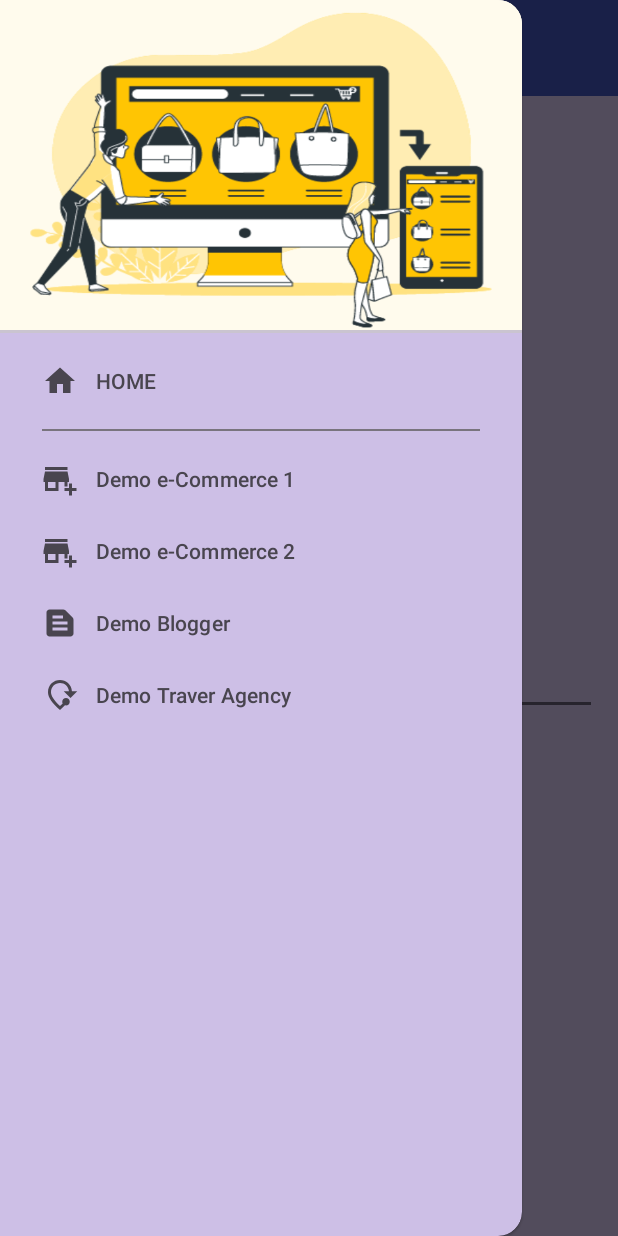
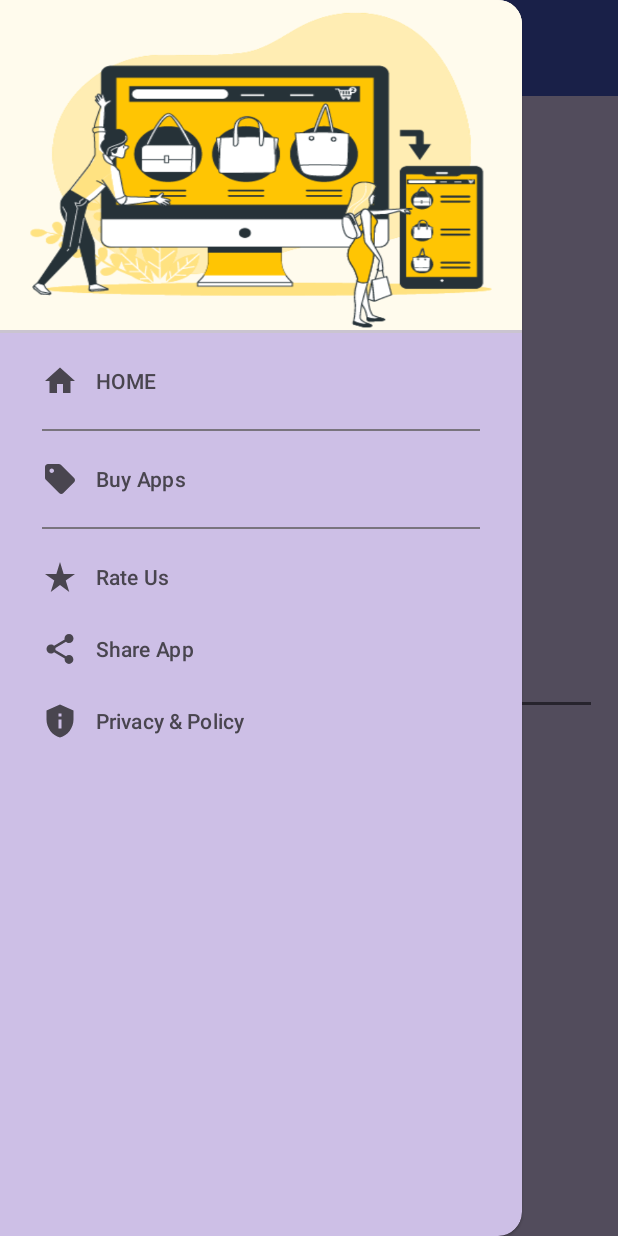
Before and after one commit to bamdyasin/webviewChecker, an Android app: the screen it shows after launch (MainActivity), with the side drawer open, on a phone screen of 412 x 824 dp. Run offline under Robolectric (Android 15) with nearby library versions, the phone set to English and light mode, and no system bars.

Commit message:
navBody Edited

```diff
--- a/app/src/main/res/drawable/baseline_add_business_24.xml
+++ /dev/null
@@ -1,7 +0,0 @@
-<vector android:height="24dp" android:tint="#000000"
-    android:viewportHeight="24" android:viewportWidth="24"
-    android:width="24dp" xmlns:android="http://schemas.android.com/apk/res/android">
-    <path android:fillColor="@android:color/white" android:pathData="M15,17h2v-3h1v-2l-1,-5H2l-1,5v2h1v6h9v-6h4V17zM9,18H4v-4h5V18z"/>
-    <path android:fillColor="@android:color/white" android:pathData="M2,4h15v2h-15z"/>
-    <path android:fillColor="@android:color/white" android:pathData="M20,18l0,-3l-2,0l0,3l-3,0l0,2l3,0l0,3l2,0l0,-3l3,0l0,-2z"/>
-</vector>
--- a/app/src/main/res/drawable/baseline_mode_of_travel_24.xml
+++ /dev/null
@@ -1,5 +0,0 @@
-<vector android:height="24dp" android:tint="#000000"
-    android:viewportHeight="24" android:viewportWidth="24"
-    android:width="24dp" xmlns:android="http://schemas.android.com/apk/res/android">
-    <path android:fillColor="@android:color/white" android:pathData="M15.31,18.9c-0.96,1 -2.06,2.03 -3.31,3.1c-5.33,-4.55 -8,-8.48 -8,-11.8C4,5.22 7.8,2 12,2c4,0 7.64,2.92 7.97,7.5l3.53,0L19,14l-4.5,-4.5l3.47,0C17.65,6.24 15.13,4 12,4c-3.35,0 -6,2.57 -6,6.2c0,2.34 1.95,5.44 6,9.14c0.64,-0.59 1.23,-1.16 1.77,-1.71c-0.17,-0.34 -0.27,-0.72 -0.27,-1.12c0,-1.38 1.12,-2.5 2.5,-2.5s2.5,1.12 2.5,2.5S17.38,19 16,19C15.76,19 15.53,18.97 15.31,18.9z"/>
-</vector>
--- /dev/null
+++ b/app/src/main/res/drawable/baseline_privacy_tip_24.xml
@@ -0,0 +1,5 @@
+<vector android:height="24dp" android:tint="#000000"
+    android:viewportHeight="24" android:viewportWidth="24"
+    android:width="24dp" xmlns:android="http://schemas.android.com/apk/res/android">
+    <path android:fillColor="@android:color/white" android:pathData="M12,1L3,5v6c0,5.55 3.84,10.74 9,12c5.16,-1.26 9,-6.45 9,-12V5L12,1L12,1zM11,7h2v2h-2V7zM11,11h2v6h-2V11z"/>
+</vector>
--- /dev/null
+++ b/app/src/main/res/drawable/baseline_sell_24.xml
@@ -0,0 +1,5 @@
+<vector android:height="24dp" android:tint="#000000"
+    android:viewportHeight="24" android:viewportWidth="24"
+    android:width="24dp" xmlns:android="http://schemas.android.com/apk/res/android">
+    <path android:fillColor="@android:color/white" android:pathData="M21.41,11.41l-8.83,-8.83C12.21,2.21 11.7,2 11.17,2H4C2.9,2 2,2.9 2,4v7.17c0,0.53 0.21,1.04 0.59,1.41l8.83,8.83c0.78,0.78 2.05,0.78 2.83,0l7.17,-7.17C22.2,13.46 22.2,12.2 21.41,11.41zM6.5,8C5.67,8 5,7.33 5,6.5S5.67,5 6.5,5S8,5.67 8,6.5S7.33,8 6.5,8z"/>
+</vector>
--- /dev/null
+++ b/app/src/main/res/drawable/baseline_share_24.xml
@@ -0,0 +1,5 @@
+<vector android:height="24dp" android:tint="#000000"
+    android:viewportHeight="24" android:viewportWidth="24"
+    android:width="24dp" xmlns:android="http://schemas.android.com/apk/res/android">
+    <path android:fillColor="@android:color/white" android:pathData="M18,16.08c-0.76,0 -1.44,0.3 -1.96,0.77L8.91,12.7c0.05,-0.23 0.09,-0.46 0.09,-0.7s-0.04,-0.47 -0.09,-0.7l7.05,-4.11c0.54,0.5 1.25,0.81 2.04,0.81 1.66,0 3,-1.34 3,-3s-1.34,-3 -3,-3 -3,1.34 -3,3c0,0.24 0.04,0.47 0.09,0.7L8.04,9.81C7.5,9.31 6.79,9 6,9c-1.66,0 -3,1.34 -3,3s1.34,3 3,3c0.79,0 1.5,-0.31 2.04,-0.81l7.12,4.16c-0.05,0.21 -0.08,0.43 -0.08,0.65 0,1.61 1.31,2.92 2.92,2.92 1.61,0 2.92,-1.31 2.92,-2.92s-1.31,-2.92 -2.92,-2.92z"/>
+</vector>
--- /dev/null
+++ b/app/src/main/res/drawable/baseline_star_rate_24.xml
@@ -0,0 +1,5 @@
+<vector android:height="24dp" android:tint="#000000"
+    android:viewportHeight="24" android:viewportWidth="24"
+    android:width="24dp" xmlns:android="http://schemas.android.com/apk/res/android">
+    <path android:fillColor="@android:color/white" android:pathData="M14.43,10l-2.43,-8l-2.43,8l-7.57,0l6.18,4.41l-2.35,7.59l6.17,-4.69l6.18,4.69l-2.35,-7.59l6.17,-4.41z"/>
+</vector>
--- a/app/src/main/res/drawable/baseline_text_snippet_24.xml
+++ /dev/null
@@ -1,5 +0,0 @@
-<vector android:autoMirrored="true" android:height="24dp"
-    android:tint="#000000" android:viewportHeight="24"
-    android:viewportWidth="24" android:width="24dp" xmlns:android="http://schemas.android.com/apk/res/android">
-    <path android:fillColor="@android:color/white" android:pathData="M20.41,8.41l-4.83,-4.83C15.21,3.21 14.7,3 14.17,3H5C3.9,3 3,3.9 3,5v14c0,1.1 0.9,2 2,2h14c1.1,0 2,-0.9 2,-2V9.83C21,9.3 20.79,8.79 20.41,8.41zM7,7h7v2H7V7zM17,17H7v-2h10V17zM17,13H7v-2h10V13z"/>
-</vector>
--- a/app/src/main/res/menu/nav_body.xml
+++ b/app/src/main/res/menu/nav_body.xml
@@ -5,7 +5,6 @@
     >
     <group
         android:id="@+id/navGroup">
-
         <item
             android:id="@+id/home"
             android:title="HOME"
@@ -13,36 +12,43 @@
             android:checkable="true"
             />
     </group>
+
+    <group
+        android:id="@+id/navPriceGroup">
     <item
-        android:id="@+id/ecommerce2"
-        android:title="Demo e-Commerce 1"
-        android:icon="@drawable/baseline_add_business_24"
+        android:id="@+id/price"
+        android:title="Buy Apps"
+        android:icon="@drawable/baseline_sell_24"
+        android:checkable="true"
+
+        />
+    </group>
+
+    <item
+        android:id="@+id/rateUs"
+        android:title="Rate Us"
+        android:icon="@drawable/baseline_star_rate_24"
         android:checkable="true"
 
         />
 
     <item
-        android:id="@+id/ecommerce"
-        android:title="Demo e-Commerce 2"
-        android:icon="@drawable/baseline_add_business_24"
+        android:id="@+id/share"
+        android:title="Share App"
+        android:icon="@drawable/baseline_share_24"
+        android:checkable="true"
+
+        />
+
+    <item
+        android:id="@+id/policy"
+        android:title="Privacy &amp; Policy"
+        android:icon="@drawable/baseline_privacy_tip_24"
         android:checkable="true"
 
         />
 
 
-    <item
-        android:id="@+id/blogger"
-        android:title="Demo Blogger "
-        android:icon="@drawable/baseline_text_snippet_24"
-        android:checkable="true"
-        />
-
-    <item
-        android:id="@+id/travel"
-        android:title="Demo Traver Agency "
-        android:icon="@drawable/baseline_mode_of_travel_24"
-        android:checkable="true"
-        />
 
 
 
--- a/app/src/main/res/values/strings.xml
+++ b/app/src/main/res/values/strings.xml
@@ -5,4 +5,5 @@
     <string name="instruction">আপনার ওয়েবসাইট অ্যাপে কেমন দেখাবে?</string>
     <string name="instruction2">নিচে আপনার WebsiteLink লিখে See Demo বাটনে ক্লিক করুন।</string>
     <string name="instruction3">Enter Website Link &amp; Click <b>See Demo</b></string>
+    <string name="user_splash_logo">User Splash Logo</string>
 </resources>
```
Also changed, not shown: app/src/main/java/com/yasination/webviewchecker/MainActivity.java (+2 -18 lines), app/src/main/res/layout/activity_demo_splash.xml (+6 -5 lines).
